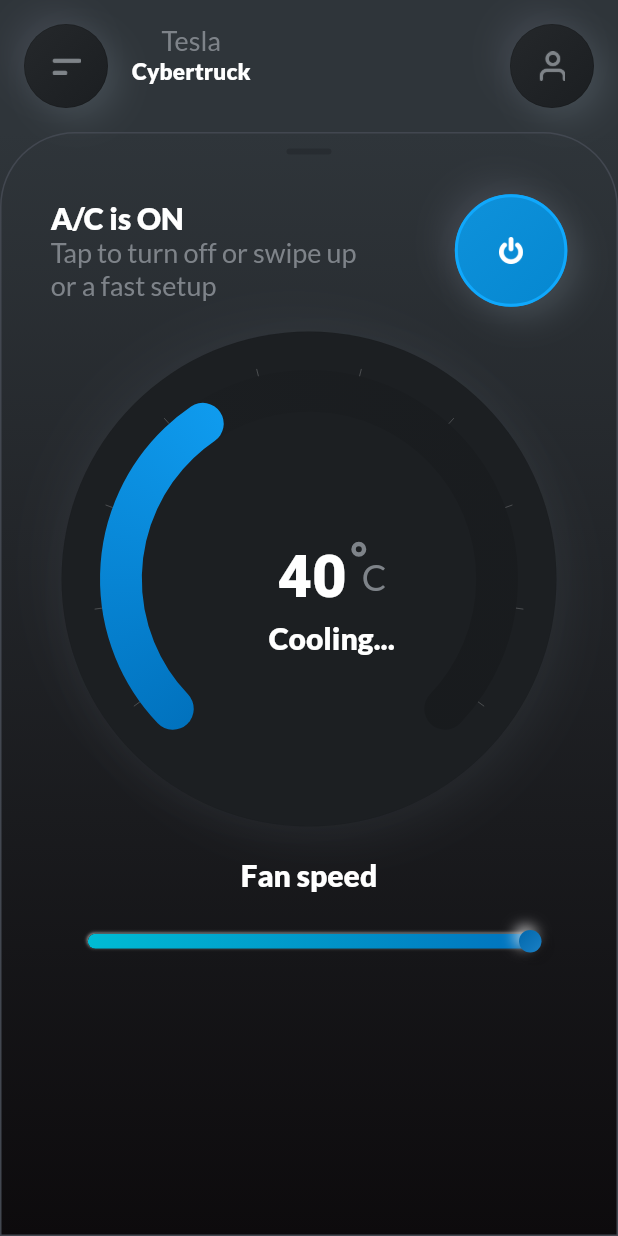
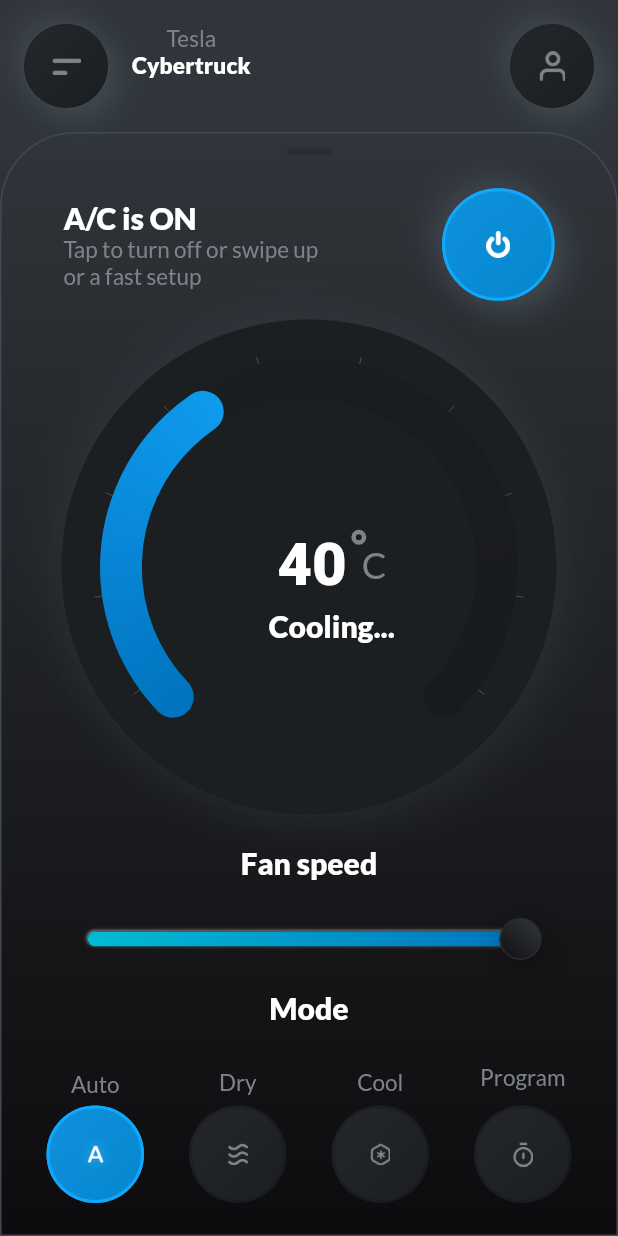
Before and after one commit to AmirmahdiNourkazemi/Tesla_app, a Flutter app: the DetailScreen screen opened directly, on a phone screen of 412 x 824 dp. Run offline on Flutter 3.47's test engine with Material 2 defaults, Android fonts, the phone set to English and light mode, and no system bars; drawn by our look-alikes of syncfusion_flutter_gauges; our stand-ins replace animate_do, flutter_neumorphic_plus, google_fonts, page_transition.

Commit message:
modes part

```diff
--- a/lib/main.dart
+++ b/lib/main.dart
@@ -26,7 +26,7 @@ class MyApp extends StatelessWidget {
       darkTheme: NeumorphicThemeData(
         textTheme: TextTheme(
           displaySmall: GoogleFonts.lato(
-            fontSize: 18,
+            fontSize: 15,
             color: TextColors.textBodySmallColor,
             fontWeight: FontWeight.w400,
           ),
--- a/lib/presentation/detail/detail.dart
+++ b/lib/presentation/detail/detail.dart
@@ -65,12 +65,132 @@ class _DetailScreenState extends State<DetailScreen> {
                 const SizedBox(
                   height: 20,
                 ),
-                fanSpeed()
+                fanSpeed(),
+                const SizedBox(
+                  height: 20,
+                ),
+                modes(context)
               ],
             ),
           ),
         ),
       ),
+    );
+  }
+
+  Column modes(BuildContext context) {
+    return Column(
+      children: [
+        const Text('Mode'),
+        const SizedBox(
+          height: 25,
+        ),
+        Row(
+          mainAxisAlignment: MainAxisAlignment.spaceEvenly,
+          children: [
+            FadeInUp(
+              child: Column(
+                children: [
+                  Text(
+                    'Auto',
+                    style: Theme.of(context).textTheme.displaySmall,
+                  ),
+                  const SizedBox(
+                    height: 5,
+                  ),
+                  SizedBox(
+                    width: 65,
+                    child: buildNeumorphicButton(
+                      depth: 0,
+                      path: 'assets/images/A.png',
+                      onPressed: () {},
+                      borerWidth: 2,
+                      scale: 1,
+                      color: AppColors.neumorphicBackgroundColorbtnBlue,
+                      borderColor: AppColors.neumorphicBorderColorBtnBlue,
+                    ),
+                  ),
+                ],
+              ),
+            ),
+            FadeInUp(
+              child: Column(
+                children: [
+                  Text(
+                    'Dry',
+                    style: Theme.of(context).textTheme.displaySmall,
+                  ),
+                  const SizedBox(
+                    height: 5,
+                  ),
+                  SizedBox(
+                    width: 65,
+                    child: buildNeumorphicButton(
+                      depth: 0,
+                      path: 'assets/images/dry.png',
+                      onPressed: () {},
+                      borerWidth: 2,
+                      scale: 0.3,
+                      color: AppColors.neumorphicBackgroundColor,
+                      borderColor: AppColors.neumorphicBorderColor,
+                    ),
+                  ),
+                ],
+              ),
+            ),
+            FadeInUp(
+              child: Column(
+                children: [
+                  Text(
+                    'Cool',
+                    style: Theme.of(context).textTheme.displaySmall,
+                  ),
+                  const SizedBox(
+                    height: 5,
+                  ),
+                  SizedBox(
+                    width: 65,
+                    child: buildNeumorphicButton(
+                      depth: 0,
+                      path: 'assets/images/cool.png',
+                      onPressed: () {},
+                      borerWidth: 2,
+                      scale: 0.3,
+                      color: AppColors.neumorphicBackgroundColor,
+                      borderColor: AppColors.neumorphicBorderColor,
+                    ),
+                  ),
+                ],
+              ),
+            ),
+            FadeInUp(
+              child: Column(
+                children: [
+                  Text(
+                    'Program',
+                    style: Theme.of(context).textTheme.displaySmall,
+                  ),
+                  const SizedBox(
+                    height: 5,
+                  ),
+                  SizedBox(
+                    width: 65,
+                    child: buildNeumorphicButton(
+                      depth: 0,
+                      path: 'assets/images/program.png',
+                      onPressed: () {},
+                      borerWidth: 2,
+                      scale: 0.3,
+                      color: AppColors.neumorphicBackgroundColor,
+                      borderColor: AppColors.neumorphicBorderColor,
+                    ),
+                  ),
+                ],
+              ),
+            ),
+          ],
+        ),
+      ],
     );
   }
 
@@ -84,6 +204,28 @@ class _DetailScreenState extends State<DetailScreen> {
         Padding(
           padding: const EdgeInsets.symmetric(horizontal: 50),
           child: NeumorphicSlider(
+            thumb: Container(
+              width: 28,
+              height: 28,
+              decoration: const ShapeDecoration(
+                gradient: LinearGradient(
+                  begin: Alignment(-0.63, 0.77),
+                  end: Alignment(0.63, -0.77),
+                  colors: [Color(0xFF141415), Color(0xFF2E3236)],
+                ),
+                shape: OvalBorder(
+                  side: BorderSide(width: 1, color: Color(0xFF282B2E)),
+                ),
+                shadows: [
+                  BoxShadow(
+                    color: Color(0x59000000),
+                    blurRadius: 20,
+                    offset: Offset(4, 6),
+                    spreadRadius: 0,
+                  )
+                ],
+              ),
+            ),
             height: 10,
             style: const SliderStyle(
               accent: Color(0xFF0172BE),
--- a/lib/presentation/welcome/widget/NeumorphicButton.dart
+++ b/lib/presentation/welcome/widget/NeumorphicButton.dart
@@ -9,6 +9,7 @@ Widget buildNeumorphicButton({
   required Color borderColor,
   required double borerWidth,
   required double scale,
+  double? depth = 15,
 }) {
   return NeumorphicButton(
     duration: const Duration(milliseconds: 300),
@@ -28,7 +29,7 @@ Widget buildNeumorphicButton({
       ),
       shape: NeumorphicShape.convex,
       boxShape: const NeumorphicBoxShape.circle(),
-      depth: 15,
+      depth: depth,
       disableDepth: false,
       shadowDarkColor: AppColors.neumorphicShadowDarkColor,
       color: color,
```
Also changed, not shown: assets/images/A.png (added), assets/images/cool.png (added), assets/images/dry.png (added), assets/images/program.png (added).
